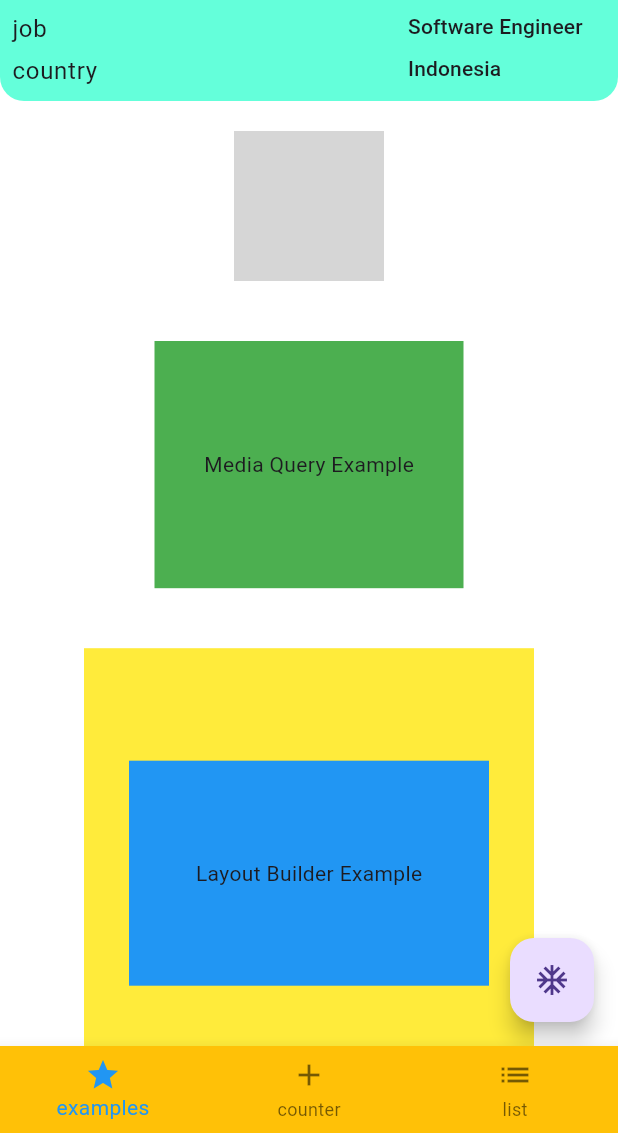
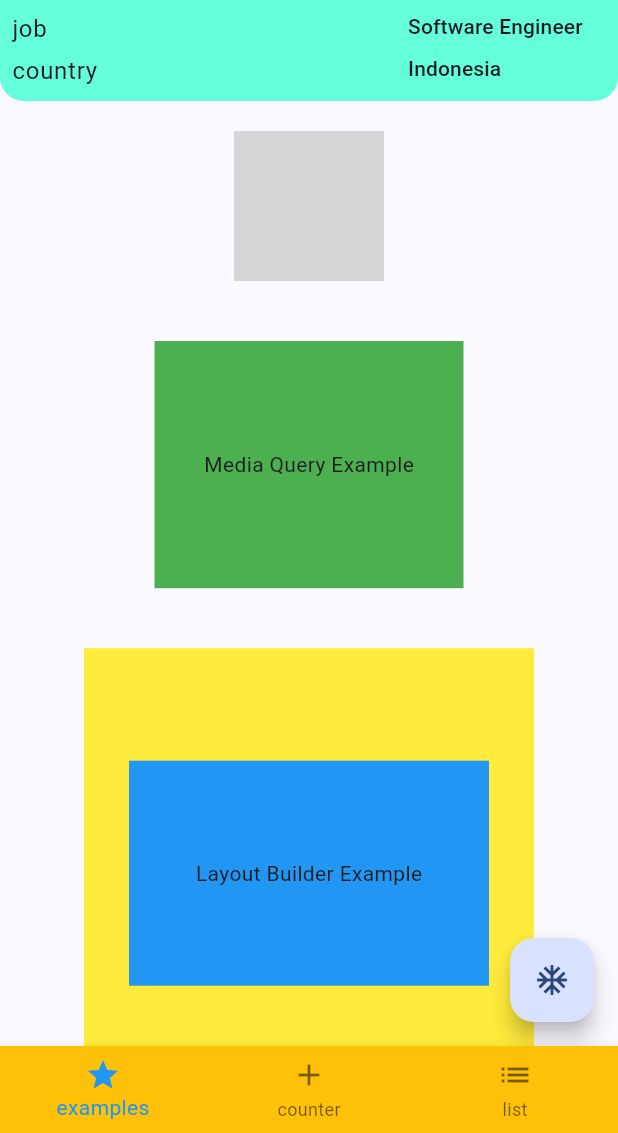
Before and after one commit to StevanusPangau/Belajar-Flutter, a Flutter app: the screen it shows after launch, scrolled down 576 dp, on a phone screen of 412 x 824 dp, the part 103-1236 px from its top. Run offline on Flutter 3.47's test engine with Material 3 defaults, Android fonts, the phone set to English and light mode, and no system bars; network calls fail; grey boxes are pictures that could not be loaded.

Commit message:
Theme - create and use theme

```diff
--- a/2_flutter/lib/main.dart
+++ b/2_flutter/lib/main.dart
@@ -1,6 +1,7 @@
 import 'package:basics/12_route-buttom-navigation.dart';
 import 'package:basics/presentation/navigation_example_screen/screen_one.dart';
 import 'package:basics/presentation/navigation_example_screen/screen_two.dart';
+import 'package:basics/theme.dart';
 import 'package:flutter/material.dart';
 
 void main() {
@@ -13,7 +14,10 @@ class MyApp extends StatelessWidget {
   @override
   Widget build(BuildContext context) {
     return MaterialApp(
-        theme: ThemeData(appBarTheme: const AppBarTheme(color: Colors.blue)),
+        // ? gunakan themeMode untuk mengatur tema aplikasi jika ingin tes dark/light theme
+        // themeMode: ThemeMode.dark,
+        theme: AppTheme.lighTheme,
+        darkTheme: AppTheme.darkTheme,
         home: const RouteButtomNavigation(),
         // ? membuat route name
         routes: <String, WidgetBuilder>{
--- a/2_flutter/lib/presentation/widget_examples/widget_examples_screen.dart
+++ b/2_flutter/lib/presentation/widget_examples/widget_examples_screen.dart
@@ -20,9 +20,7 @@ class WidgetExamplesScreen extends StatelessWidget {
           title: const Text('Flutter Basics'),
           backgroundColor: Colors.orange,
         ),
-        body: Container(
-          color: Colors.white,
-          child: SingleChildScrollView(
+        body: SingleChildScrollView(
           child: Column(
               mainAxisSize: MainAxisSize.max,
               crossAxisAlignment: CrossAxisAlignment.center,
@@ -82,7 +80,6 @@ class WidgetExamplesScreen extends StatelessWidget {
                     text: "gesture button")
               ]),
         ),
-        ),
         floatingActionButton: FloatingActionButton(
           onPressed: () {
             debugPrint('FAB clicked');
--- /dev/null
+++ b/2_flutter/lib/theme.dart
@@ -0,0 +1,18 @@
+import 'package:flutter/material.dart';
+
+class AppTheme {
+  AppTheme._();
+
+  static const _primaryColorLight = Colors.blueAccent;
+  static const _primaryColorDark = Colors.lightGreenAccent;
+
+  static final ThemeData lighTheme = ThemeData(
+      useMaterial3: true,
+      colorScheme: ColorScheme.fromSeed(
+          seedColor: _primaryColorLight, brightness: Brightness.light));
+
+  static final ThemeData darkTheme = ThemeData(
+      useMaterial3: true,
+      colorScheme: ColorScheme.fromSeed(
+          seedColor: _primaryColorDark, brightness: Brightness.dark));
+}
```
Lines whose indentation alone changed are shown as unchanged.
